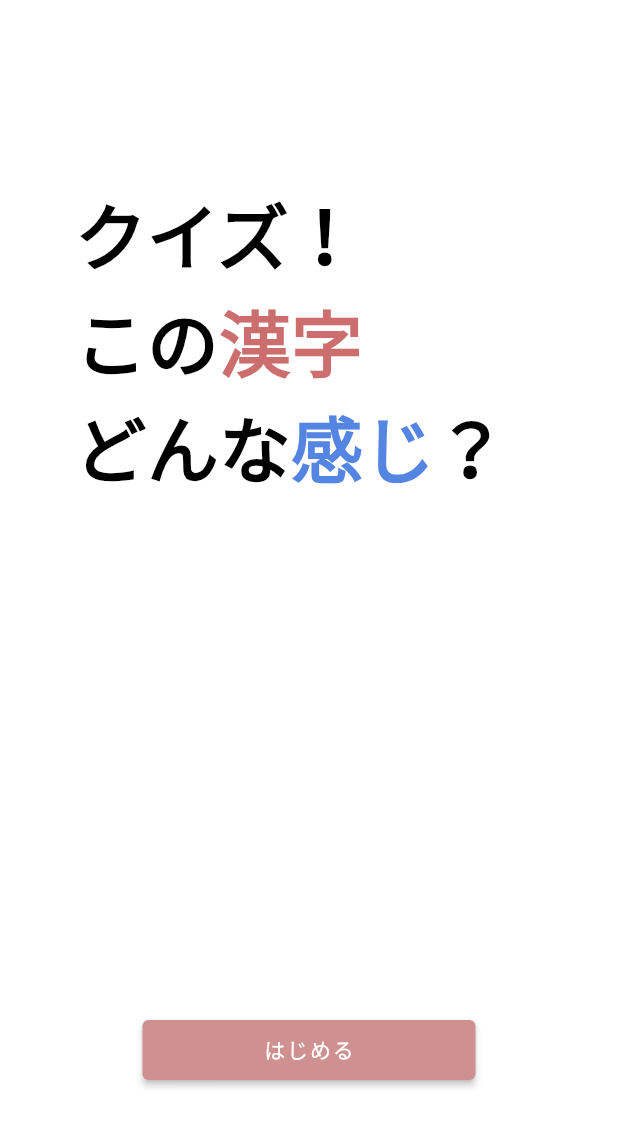
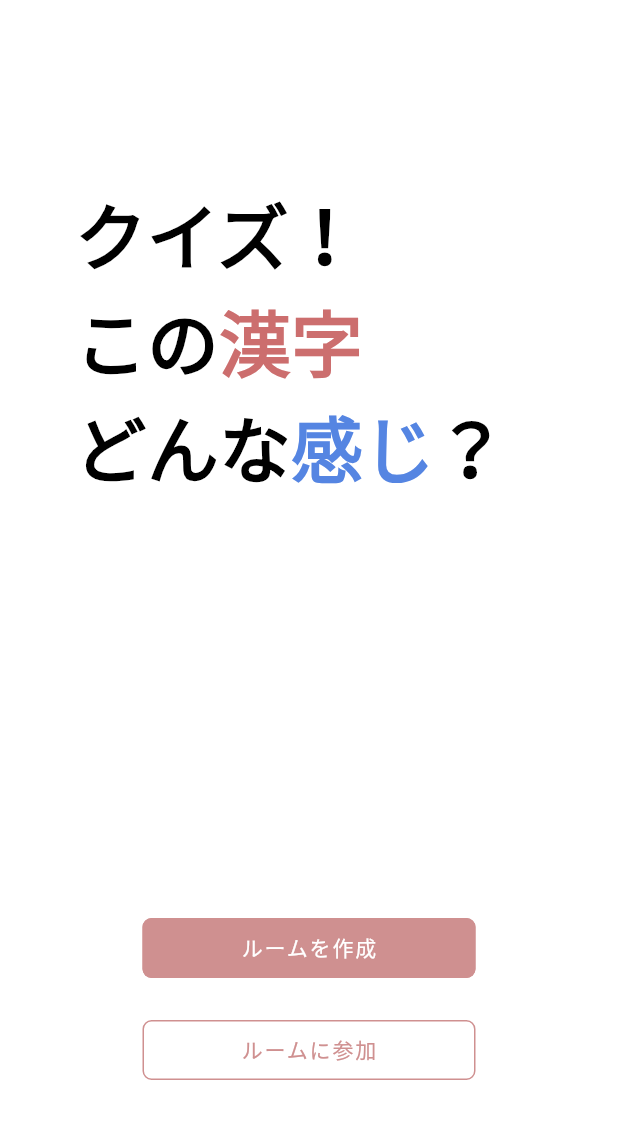
Before and after one commit to Tanesan/spajam2022, a Flutter app: the screen it shows after launch, after a tap on "はじめる", on a phone screen of 412 x 824 dp. Shown: the top 1127 px of the screen. Run offline on Flutter 3.47's test engine with Material 2 defaults, Android fonts, the phone set to English and light mode, and no system bars; our stand-ins replace google_fonts.

Commit message:
ホーム画面の作成

```diff
--- a/lib/app.dart
+++ b/lib/app.dart
@@ -1,5 +1,5 @@
 import 'package:flutter/material.dart';
-import 'package:spajam2022/ui/pages/chose_room.dart';
+import 'package:spajam2022/ui/pages/home_page.dart';
 import 'package:spajam2022/ui/styles/app_color.dart';
 import 'package:google_fonts/google_fonts.dart';
 import 'ui/pages/top_page.dart';
--- a/lib/ui/pages/chose_room.dart
+++ b/lib/ui/pages/home_page.dart
@@ -64,18 +64,43 @@ class _HomePageState extends State<HomePage> {
                 Padding(
                   padding: EdgeInsets.fromLTRB(0, 0, 0, 100),
                   child: Center(
-                    child: ElevatedButton(
+                    child: Column(
+                      children: [
+                        OutlinedButton(
                           child: Container(
                               width: 190,
                               height: 40,
-                          child: Center(child: Text('はじめる'))),
-                      style: ElevatedButton.styleFrom(
-                        primary: Color(0xffCF9090),
-                        onPrimary: Colors.white,
+                              child: Center(child: Text('ルームを作成'))),
+                          style: OutlinedButton.styleFrom(
+                            primary: Colors.white,
+                            backgroundColor: Color(0xffCF9090),
+                            side: BorderSide(color: Color(0xffCF9090)),
+                            shape: RoundedRectangleBorder(
+                              borderRadius: BorderRadius.circular(6),
+                            ),
                           ),
                           onPressed: () {
                             Navigator.of(context).pushNamed('/home');
                           },
+                        ),
+                        Padding(
+                          padding: EdgeInsets.fromLTRB(0, 20, 0, 0),
+                          child: OutlinedButton(
+                            child: Container(
+                                width: 190,
+                                height: 40,
+                                child: Center(child: Text('ルームに参加'))),
+                            style: OutlinedButton.styleFrom(
+                              primary: Color(0xffCF9090),
+                              side: BorderSide(color: Color(0xffCF9090)),
+                              shape: RoundedRectangleBorder(
+                                borderRadius: BorderRadius.circular(6),
+                              ),
+                            ),
+                            onPressed: () {},
+                          ),
+                        ),
+                      ],
                     ),
                   ),
                 ),
--- a/lib/ui/pages/top_page.dart
+++ b/lib/ui/pages/top_page.dart
@@ -46,16 +46,22 @@ class _TopPageState extends State<TopPage> {
             Padding(
               padding: EdgeInsets.fromLTRB(0, 0, 0, 100),
               child: Center(
-                child: ElevatedButton(
+                child:  OutlinedButton(
                   child: Container(
                       width: 190,
                       height: 40,
                       child: Center(child: Text('はじめる'))),
-                  style: ElevatedButton.styleFrom(
-                    primary: Color(0xffCF9090),
-                    onPrimary: Colors.white,
+                  style: OutlinedButton.styleFrom(
+                    primary: Colors.white,
+                    backgroundColor: Color(0xffCF9090),
+                    side: BorderSide(color: Color(0xffCF9090)),
+                    shape: RoundedRectangleBorder(
+                      borderRadius: BorderRadius.circular(6),
+                    ),
                   ),
-                  onPressed: () {Navigator.of(context).pushNamed('/home');},
+                  onPressed: () {
+                    Navigator.of(context).pushNamed('/home');
+                  },
                 ),
               ),
             ),
```
Lines whose indentation alone changed are shown as unchanged.
